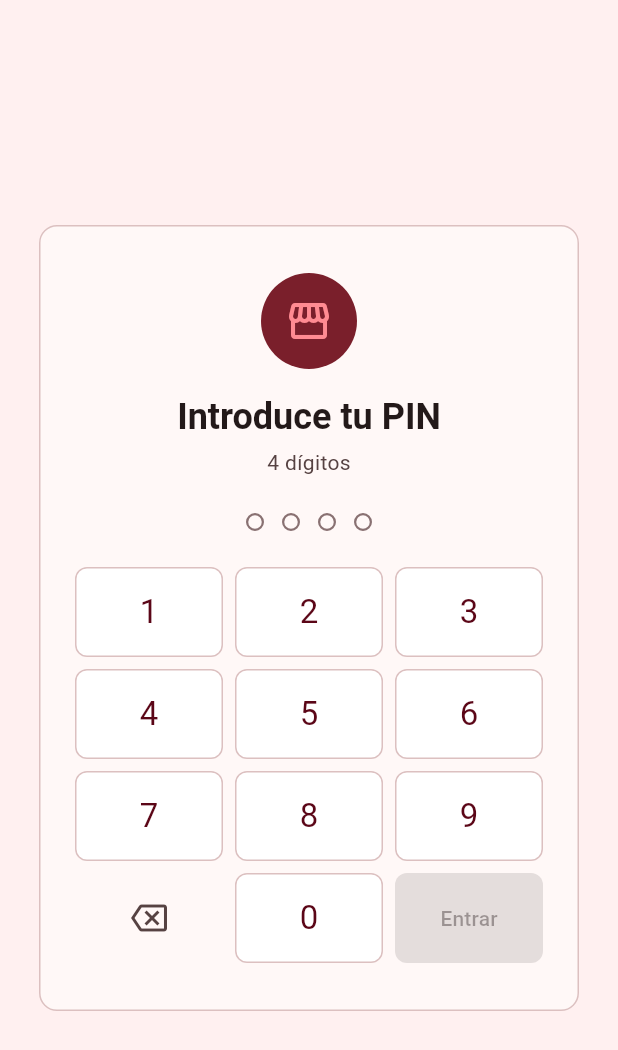
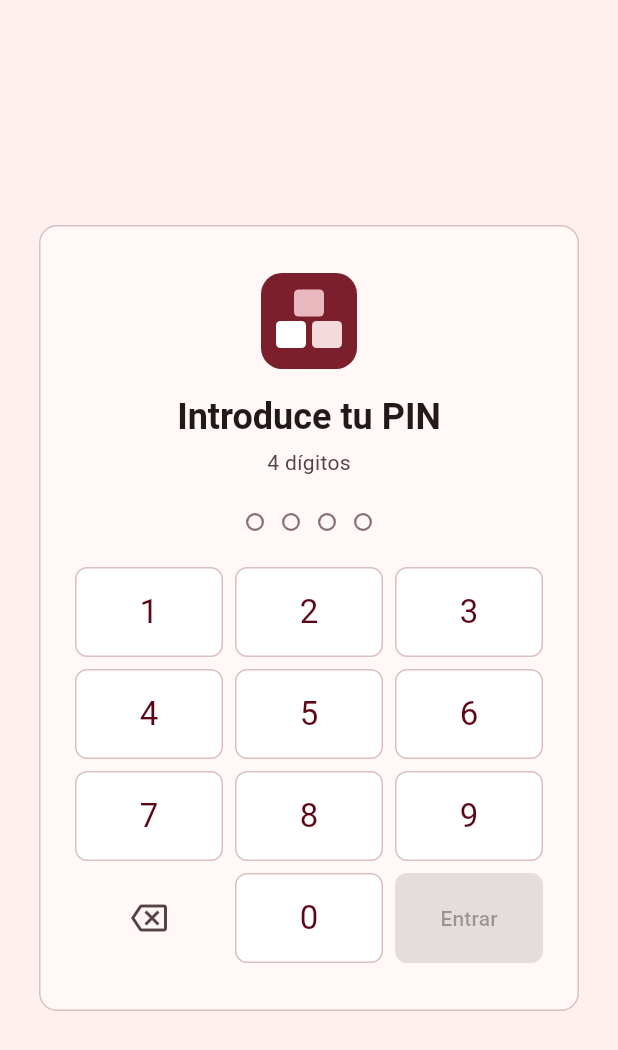
Before and after one commit to gabriubusy/inventario, a Flutter app: the screen it shows after launch, on a phone screen of 412 x 824 dp. Shown: the top 1050 px of the screen. Run offline on Flutter 3.47's test engine with Material 3 defaults, Android fonts, the phone set to English and light mode, and no system bars; our stand-ins replace drift, drift_flutter, pdf, printing, shared_preferences; missing offline and left inert: file_selector; accounts and stored records are empty; generated files the repository leaves out were written again; network calls fail; statements that could not run were skipped.

Commit message:
feat: app logo on icons, installer, login, header and pdfs

```diff
--- /dev/null
+++ b/lib/app/logo_inventario.dart
@@ -0,0 +1,49 @@
+import 'package:flutter/material.dart';
+import 'package:inventario/core/marca.dart';
+
+/// The app's mark. Drawn, not an image, so it stays sharp at any size.
+class LogoInventario extends StatelessWidget {
+  const LogoInventario({super.key, this.tamano = 40});
+
+  final double tamano;
+
+  @override
+  Widget build(BuildContext context) {
+    return Semantics(
+      label: 'Inventario',
+      image: true,
+      child: SizedBox.square(
+        dimension: tamano,
+        child: const CustomPaint(painter: _PintorLogo()),
+      ),
+    );
+  }
+}
+
+class _PintorLogo extends CustomPainter {
+  const _PintorLogo();
+
+  @override
+  void paint(Canvas canvas, Size size) {
+    final u = size.shortestSide / Marca.rejilla;
+    canvas.drawRRect(
+      RRect.fromRectAndRadius(
+        Offset.zero & size,
+        Radius.circular(Marca.radioFondo * u),
+      ),
+      Paint()..color = const Color(Marca.granate),
+    );
+    for (final caja in Marca.cajas) {
+      canvas.drawRRect(
+        RRect.fromRectAndRadius(
+          Rect.fromLTWH(caja.x * u, caja.y * u, caja.ancho * u, caja.alto * u),
+          Radius.circular(Marca.radioCaja * u),
+        ),
+        Paint()..color = Color(caja.color),
+      );
+    }
+  }
+
+  @override
+  bool shouldRepaint(_PintorLogo oldDelegate) => false;
+}
--- /dev/null
+++ b/lib/core/marca.dart
@@ -0,0 +1,14 @@
+/// The logo's shape on a 64-unit grid, shared by the screen and the PDFs:
+/// a maroon rounded square holding three boxes in tones.
+abstract final class Marca {
+  static const rejilla = 64;
+  static const radioFondo = 14;
+  static const radioCaja = 3;
+  static const granate = 0xFF7A1F2B;
+
+  static const List<({int x, int y, int ancho, int alto, int color})> cajas = [
+    (x: 22, y: 11, ancho: 20, alto: 18, color: 0xFFE9B8BF),
+    (x: 10, y: 32, ancho: 20, alto: 18, color: 0xFFFFFFFF),
+    (x: 34, y: 32, ancho: 20, alto: 18, color: 0xFFF4D9DD),
+  ];
+}
--- a/lib/features/autenticacion/presentation/encabezado_inicio_sesion.dart
+++ b/lib/features/autenticacion/presentation/encabezado_inicio_sesion.dart
@@ -1,5 +1,6 @@
 import 'package:flutter/material.dart';
 import 'package:inventario/app/espaciado.dart';
+import 'package:inventario/app/logo_inventario.dart';
 import 'package:inventario/features/autenticacion/domain/pin.dart';
 
 class EncabezadoInicioSesion extends StatelessWidget {
@@ -12,20 +13,7 @@ class EncabezadoInicioSesion extends StatelessWidget {
     final espaciado = context.espaciado;
     return Column(
       children: [
-        DecoratedBox(
-          decoration: BoxDecoration(
-            color: colores.primaryContainer,
-            shape: BoxShape.circle,
-          ),
-          child: Padding(
-            padding: EdgeInsets.all(espaciado.lg),
-            child: Icon(
-              Icons.storefront_outlined,
-              size: espaciado.xxl,
-              color: colores.onPrimaryContainer,
-            ),
-          ),
-        ),
+        LogoInventario(tamano: espaciado.xxl * 2),
         SizedBox(height: espaciado.lg),
         Text(
           'Introduce tu PIN',
```
Also changed, not shown: lib/features/inicio/presentation/barra_superior.dart (+2 -14 lines), lib/features/reportes/data/exportador_archivos.dart (+9 -0 lines), lib/features/reportes/data/logo_pdf.dart (added, +37 -0 lines), installer/logo_512.png (added), 14 other files.
